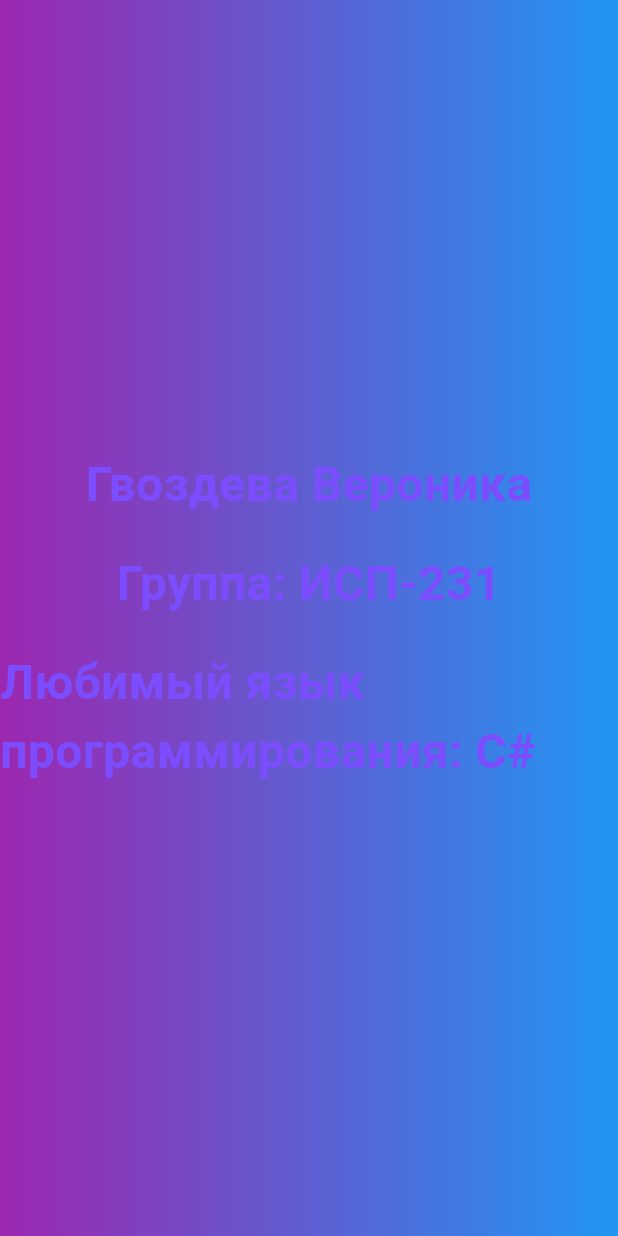
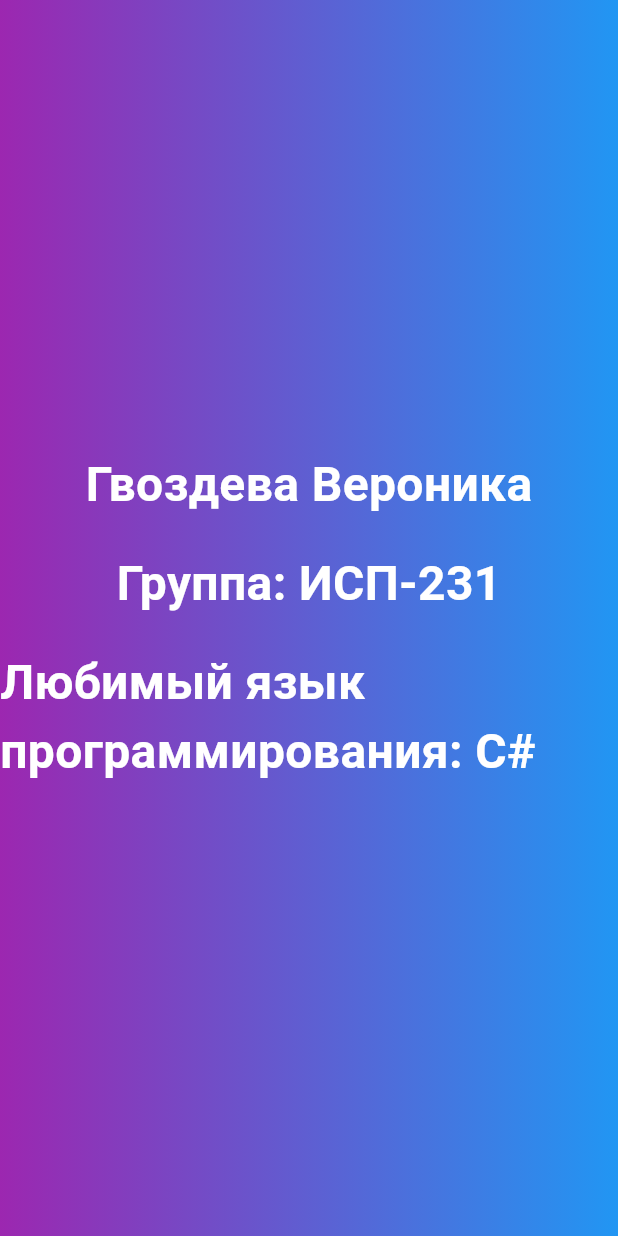
Before and after one commit to nika0-0-11/Flutter_lab6_Gvozdeva_Deushev_dz, a Flutter app: the screen it shows after launch, on a phone screen of 412 x 824 dp. Run offline on Flutter 3.47's test engine with Material 3 defaults, Android fonts, the phone set to English and light mode, and no system bars.

Commit message:
Updated color for text

```diff
--- a/lib/group.dart
+++ b/lib/group.dart
@@ -11,7 +11,7 @@
       style: const TextStyle(
         fontSize: 32,
         fontWeight: FontWeight.bold,
-        color: Colors.deepPurpleAccent,
+        color: Colors.white,
       ),
     );
   }
--- a/lib/programming language.dart
+++ b/lib/programming language.dart
@@ -11,7 +11,7 @@
       style: const TextStyle(
         fontSize: 32,
         fontWeight: FontWeight.bold,
-        color: Colors.deepPurpleAccent,
+        color: Colors.white,
       ),
     );
   }
--- a/lib/student.dart
+++ b/lib/student.dart
@@ -11,7 +11,7 @@
       style: const TextStyle(
         fontSize: 32,
         fontWeight: FontWeight.bold,
-        color: Colors.deepPurpleAccent,
+        color: Colors.white,
       ),
     );
   }
```
